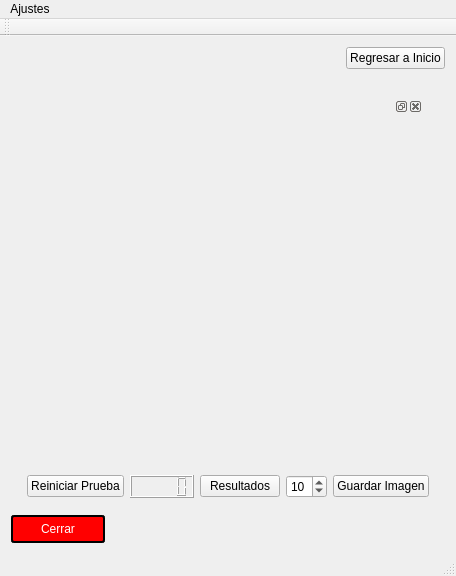
Before: the Qt Designer form mainwindow.ui in hectorda/Bio-Feedback, drawn with Qt 5.
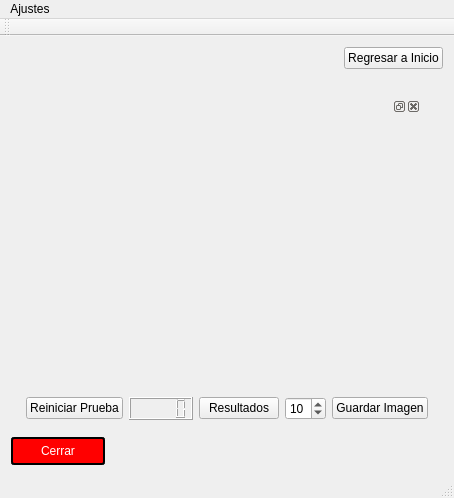
After: the same form once the commit is applied. Icons and pictures are not drawn. Custom widgets are drawn as their Qt base class.

What changed in the file:
```diff
--- a/mainwindow.ui
+++ b/mainwindow.ui
@@ -6,8 +6,8 @@
    <rect>
     <x>0</x>
     <y>0</y>
-    <width>456</width>
-    <height>576</height>
+    <width>454</width>
+    <height>498</height>
    </rect>
   </property>
   <property name="windowTitle">
@@ -491,7 +491,7 @@
     <rect>
      <x>0</x>
      <y>0</y>
-     <width>456</width>
+     <width>454</width>
      <height>21</height>
     </rect>
    </property>
```
